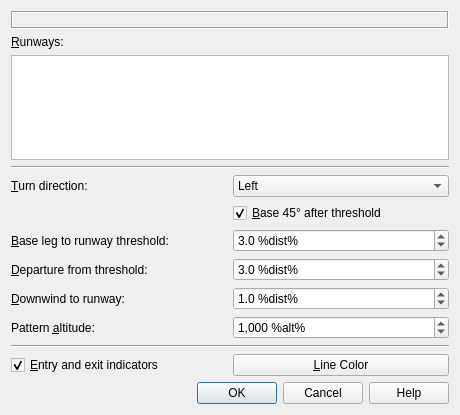
Qt form src/gui/trafficpatterndialog.ui (albar965/littlenavmap) before a commit.
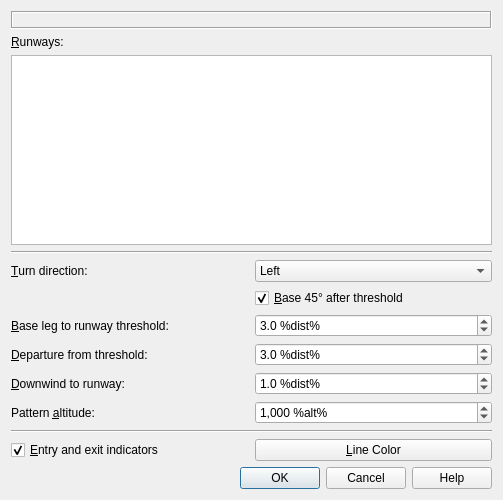
The same form after that commit.

```diff
--- a/src/gui/trafficpatterndialog.ui
+++ b/src/gui/trafficpatterndialog.ui
@@ -6,8 +6,8 @@
    <rect>
     <x>0</x>
     <y>0</y>
-    <width>460</width>
-    <height>415</height>
+    <width>503</width>
+    <height>500</height>
    </rect>
   </property>
   <property name="windowTitle">
```
